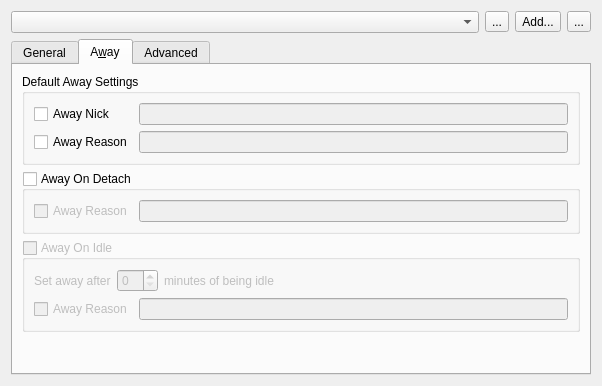
Above: src/qtui/settingspages/identitiessettingspage.ui from quassel/quassel before the change. Below: the same form after it.
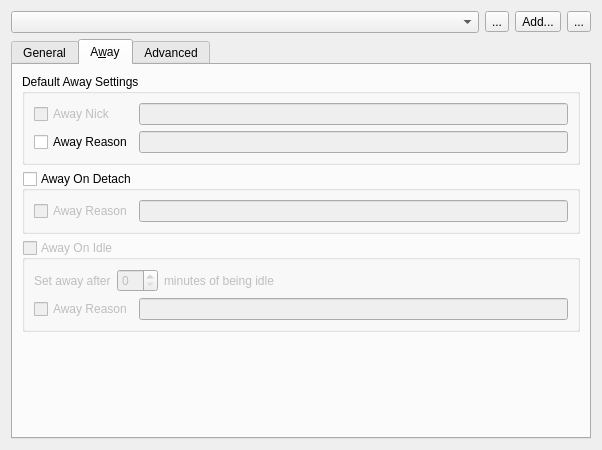
That is the form after the change. The open tabs and pages were chosen to show the change. Icons and pictures are not drawn.

Commit message: disabling away nick option in identities settings as it's not implemented yet

What changed in the file:
```diff
--- a/src/qtui/settingspages/identitiessettingspage.ui
+++ b/src/qtui/settingspages/identitiessettingspage.ui
@@ -6,7 +6,7 @@
     <x>0</x>
     <y>0</y>
     <width>602</width>
-    <height>386</height>
+    <height>450</height>
    </rect>
   </property>
   <property name="windowTitle" >
@@ -301,6 +301,14 @@
         </layout>
        </widget>
        <widget class="QWidget" name="awayTab" >
+        <property name="geometry" >
+         <rect>
+          <x>0</x>
+          <y>0</y>
+          <width>570</width>
+          <height>355</height>
+         </rect>
+        </property>
         <attribute name="title" >
          <string>A&amp;way</string>
         </attribute>
@@ -313,12 +321,6 @@
            <layout class="QVBoxLayout" name="verticalLayout_3" >
             <item>
              <layout class="QGridLayout" >
-              <property name="margin" >
-               <number>0</number>
-              </property>
-              <property name="spacing" >
-               <number>6</number>
-              </property>
               <item row="0" column="1" >
                <widget class="QLineEdit" name="awayNick" >
                 <property name="enabled" >
@@ -351,6 +353,9 @@
               </item>
               <item row="0" column="0" >
                <widget class="QCheckBox" name="awayNickEnabled" >
+                <property name="enabled" >
+                 <bool>false</bool>
+                </property>
                 <property name="toolTip" >
                  <string>Nick to be used when being away</string>
                 </property>
```
Left out of the diff: 40 changed lines with no effect on the pictures.
